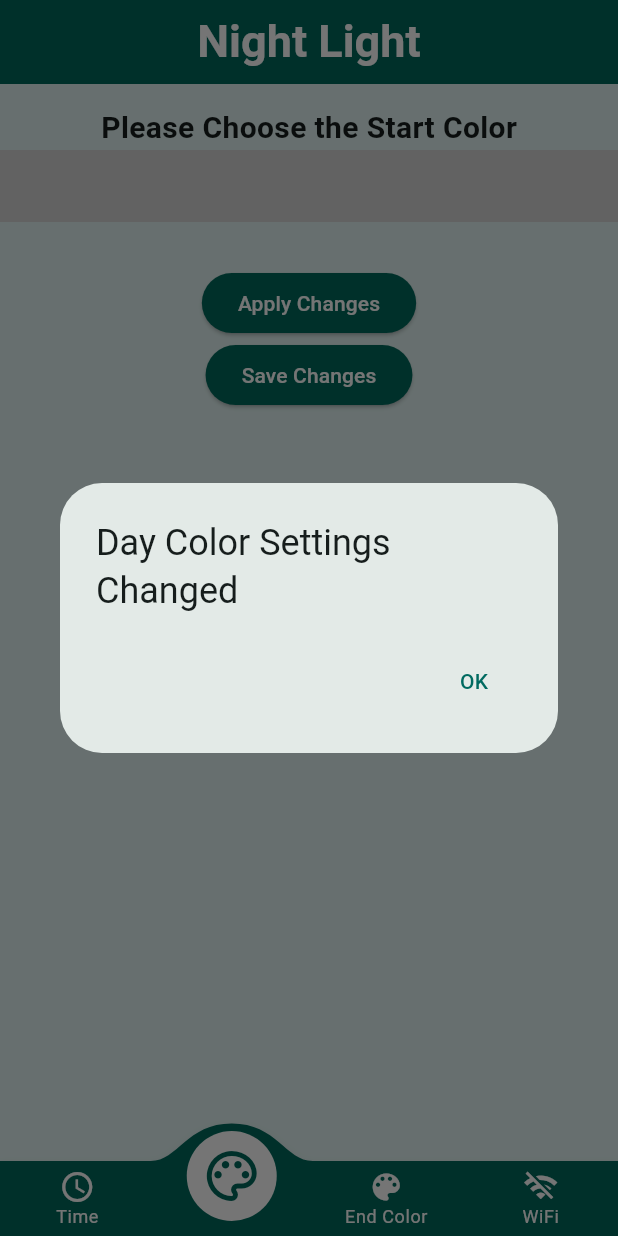
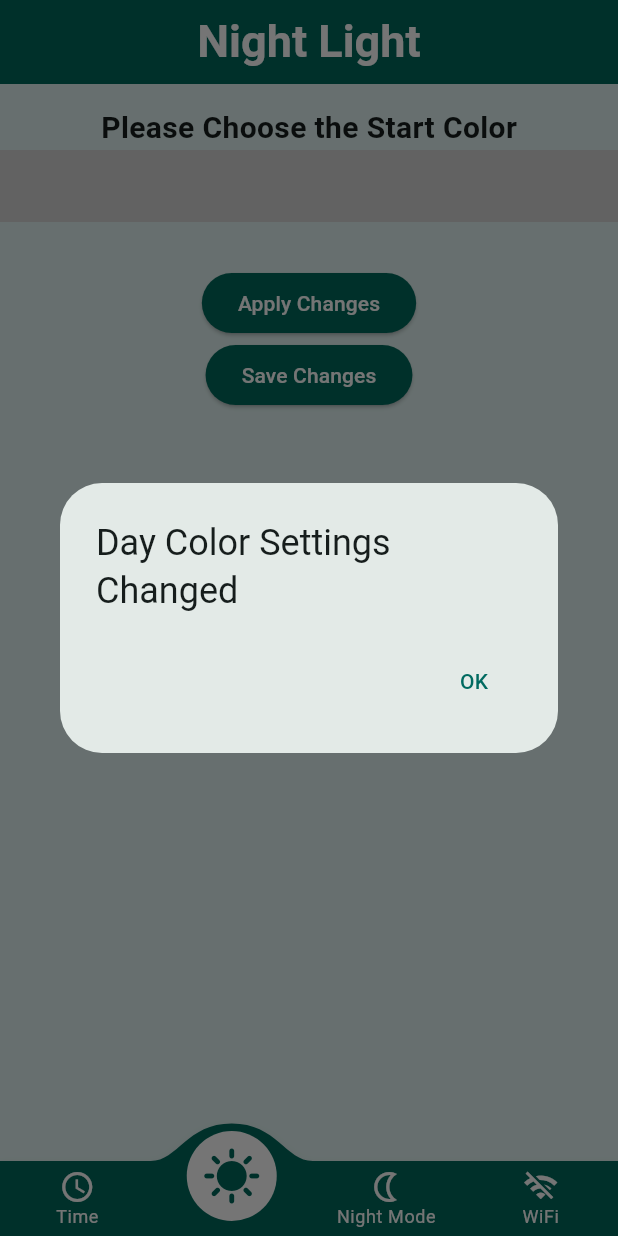
Before and after one commit to MhamedAhmad/IOT-NightLight, a Flutter app: the MyHomePage screen opened directly, item 2 of the bottom bar chosen, after a tap on "Save Changes", on a phone screen of 412 x 824 dp. Run offline on Flutter 3.47's test engine with Material 3 defaults, Android fonts, the phone set to English and light mode, and no system bars; drawn by our look-alikes of convex_bottom_bar; our stand-ins replace flutter_blue, google_fonts, modal_progress_hud_nsn, shared_preferences, synchronized; missing offline and left inert: dart:ffi, flutter_hsvcolor_picker; accounts and stored records are empty.

Commit message:
Add files via upload

```diff
--- a/Flutter/lib/ColorsPages/StartColorPage.dart
+++ b/Flutter/lib/ColorsPages/StartColorPage.dart
@@ -93,14 +93,7 @@ class StartColorPageState extends State<StartColorPage> {
           ),
         ),
       ),
-      body: PopScope(
-        canPop: true,
-        onPopInvoked: (didPop) {
-          print('object');
-          var data = '${0}';
-          writeDataWithCharacteristic(COLOR_MODE_UUID, data, context);
-        },
-        child: Center(
+      body: Center(
           child: widget.isLoading
               ? Column(
             mainAxisAlignment: MainAxisAlignment.center,
@@ -177,7 +170,6 @@ class StartColorPageState extends State<StartColorPage> {
             ],
           ),
         ),
-      ),
     );
   }
 }
--- a/Flutter/lib/HomePage.dart
+++ b/Flutter/lib/HomePage.dart
@@ -99,32 +99,45 @@ class _MyHomePageState extends State<MyHomePage> {
     WIFISettingsPage(WIFI_UUID),
   ];
 
-  void _onItemTapped(int index) {
+  Future<void> _onItemTapped(int index) async {
     print('here');
     if ((_selectedIndex == 1 && index != 1)) {
       if(startSaved==false && startApplied==true) {
         showWarningDialog('StartColorPage', index);
       }
-      var data = '${0}';
-      writeDataWithCharacteristic(COLOR_MODE_UUID, data, context);
+      if(index != 2){
+        var data = '${0}';
+        await writeDataWithCharacteristic(COLOR_MODE_UUID, data, context);
+      }
+      else
+      {
+        var data = '${2}';
+        await writeDataWithCharacteristic(COLOR_MODE_UUID, data, context);
+      }
     }else if((_selectedIndex == 2 && index != 2)){
       if(endSaved==false && endApplied==true) {
         showWarningDialog('EndColorPage', index);
       }
       print('here11');
       print('here11');
-
-      var data = '${0}';
-      writeDataWithCharacteristic(COLOR_MODE_UUID, data, context);
+      if(index != 1){
+        var data = '${0}';
+        await writeDataWithCharacteristic(COLOR_MODE_UUID, data, context);
+      }
+      else
+      {
+        var data = '${1}';
+        await writeDataWithCharacteristic(COLOR_MODE_UUID, data, context);
+      }
     }
-    if(index==1 || index==2){
-      var data = '${1}';
-      writeDataWithCharacteristic(COLOR_MODE_UUID, data, context);
+    else if(index == 1 || index == 2)
+    {
+      var data = '${index}';
+      await writeDataWithCharacteristic(COLOR_MODE_UUID, data, context);
     }
       setState(() {
         _selectedIndex = index;
       });
-
   }
 
   void showWarningDialog(String pageName,int index) {
@@ -227,8 +240,8 @@ class _MyHomePageState extends State<MyHomePage> {
             backgroundColor: Colors.teal.shade800,
             items: [
               TabItem(icon: Icons.access_time, title: 'Time'),
-              TabItem(icon: Icons.color_lens_outlined, title: 'StandBy'),
-              TabItem(icon: Icons.color_lens_rounded, title: 'End Color'),
+              TabItem(icon: Icons.sunny, title: 'StandBy'),
+              TabItem(icon: Icons.nightlight_outlined, title: 'Night Mode'),
               TabItem(icon: wifi_connected ? Icons.wifi : Icons.wifi_off,
                   title: 'WiFi'),
             ],
--- a/Flutter/lib/NavigateToBluetooth.dart
+++ b/Flutter/lib/NavigateToBluetooth.dart
@@ -92,7 +92,7 @@ class _BluetoothButtonPageState extends State<BluetoothButtonPage> {
             },);
             FlutterBlue BT = FlutterBlue.instance;
             BT.scan(timeout: Duration(seconds: 5)).listen((scanResult) async {
-              if (scanResult.device.name.contains("ESP32")) {
+              if (scanResult.device.name.contains("NightLightIOT")) {
                 targetDevice = scanResult.device;
                 initialized = true;
                 await connectToDevice();
@@ -138,7 +138,7 @@ class _BluetoothButtonPageState extends State<BluetoothButtonPage> {
         });
   }
   Future<void> _onBackButtonPressed(BuildContext context) async{
-    bool exitApp = await showDialog(
+    await showDialog(
         context: context,
         builder: (BuildContext context){
           return AlertDialog(
--- a/Flutter/lib/main.dart
+++ b/Flutter/lib/main.dart
@@ -21,7 +21,7 @@ void main() {
         useMaterial3: true,
 
       ),
-        home: MyHomePage(title: 'Night light'),
+        home: StartPage(),
      //home: StartPage(),
     ),
   );
```
